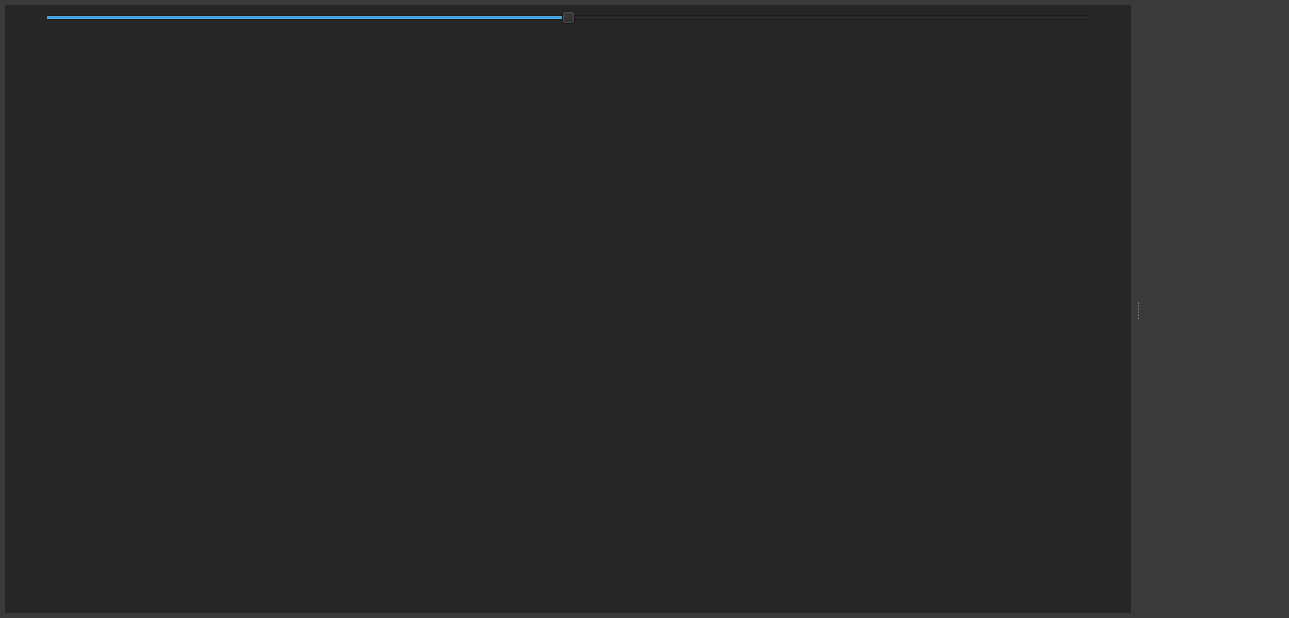
The window that LEO_sniffy/modules/scope/scopewindow.ui (jirik09/Sniffy) describes before a commit, drawn with Qt 5.
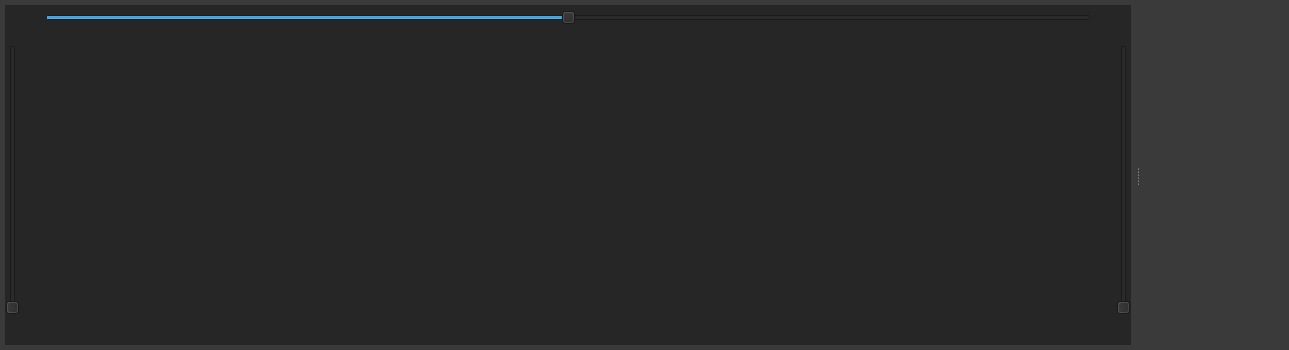
The same window after the commit.

Patch:
```diff
--- a/LEO_sniffy/modules/scope/scopewindow.ui
+++ b/LEO_sniffy/modules/scope/scopewindow.ui
@@ -10,7 +10,7 @@
     <x>0</x>
     <y>0</y>
     <width>1289</width>
-    <height>618</height>
+    <height>350</height>
    </rect>
   </property>
   <property name="minimumSize">
@@ -157,7 +157,7 @@
 background-color: rgb(38, 38, 38);
 }</string>
          </property>
-         <layout class="QVBoxLayout" name="verticalLayout_trace">
+         <layout class="QHBoxLayout" name="horizontalLayout_2">
           <property name="spacing">
            <number>0</number>
           </property>
@@ -173,6 +173,96 @@
           <property name="bottomMargin">
            <number>0</number>
           </property>
+          <item>
+           <widget class="QWidget" name="widget_2" native="true">
+            <layout class="QHBoxLayout" name="horizontalLayout_4">
+             <property name="spacing">
+              <number>0</number>
+             </property>
+             <property name="leftMargin">
+              <number>0</number>
+             </property>
+             <property name="topMargin">
+              <number>20</number>
+             </property>
+             <property name="rightMargin">
+              <number>0</number>
+             </property>
+             <property name="bottomMargin">
+              <number>20</number>
+             </property>
+             <item>
+              <widget class="QSlider" name="verticalSlider_2">
+               <property name="orientation">
+                <enum>Qt::Vertical</enum>
+               </property>
+              </widget>
+             </item>
+            </layout>
+           </widget>
+          </item>
+          <item>
+           <widget class="QWidget" name="widget_chart" native="true">
+            <property name="sizePolicy">
+             <sizepolicy hsizetype="Expanding" vsizetype="Expanding">
+              <horstretch>0</horstretch>
+              <verstretch>0</verstretch>
+             </sizepolicy>
+            </property>
+            <layout class="QVBoxLayout" name="verticalLayout_5">
+             <property name="spacing">
+              <number>0</number>
+             </property>
+             <property name="leftMargin">
+              <number>0</number>
+             </property>
+             <property name="topMargin">
+              <number>0</number>
+             </property>
+             <property name="rightMargin">
+              <number>0</number>
+             </property>
+             <property name="bottomMargin">
+              <number>0</number>
+             </property>
+             <item>
+              <layout class="QVBoxLayout" name="verticalLayout_chart">
+               <property name="spacing">
+                <number>0</number>
+               </property>
+              </layout>
+             </item>
+            </layout>
+           </widget>
+          </item>
+          <item>
+           <widget class="QWidget" name="widget" native="true">
+            <layout class="QHBoxLayout" name="horizontalLayout_3">
+             <property name="spacing">
+              <number>0</number>
+             </property>
+             <property name="leftMargin">
+              <number>0</number>
+             </property>
+             <property name="topMargin">
+              <number>20</number>
+             </property>
+             <property name="rightMargin">
+              <number>0</number>
+             </property>
+             <property name="bottomMargin">
+              <number>20</number>
+             </property>
+             <item>
+              <widget class="QSlider" name="verticalSlider">
+               <property name="orientation">
+                <enum>Qt::Vertical</enum>
+               </property>
+              </widget>
+             </item>
+            </layout>
+           </widget>
+          </item>
          </layout>
         </widget>
        </item>
```
Left out of the diff: 10 changed lines with no effect on the pictures.
